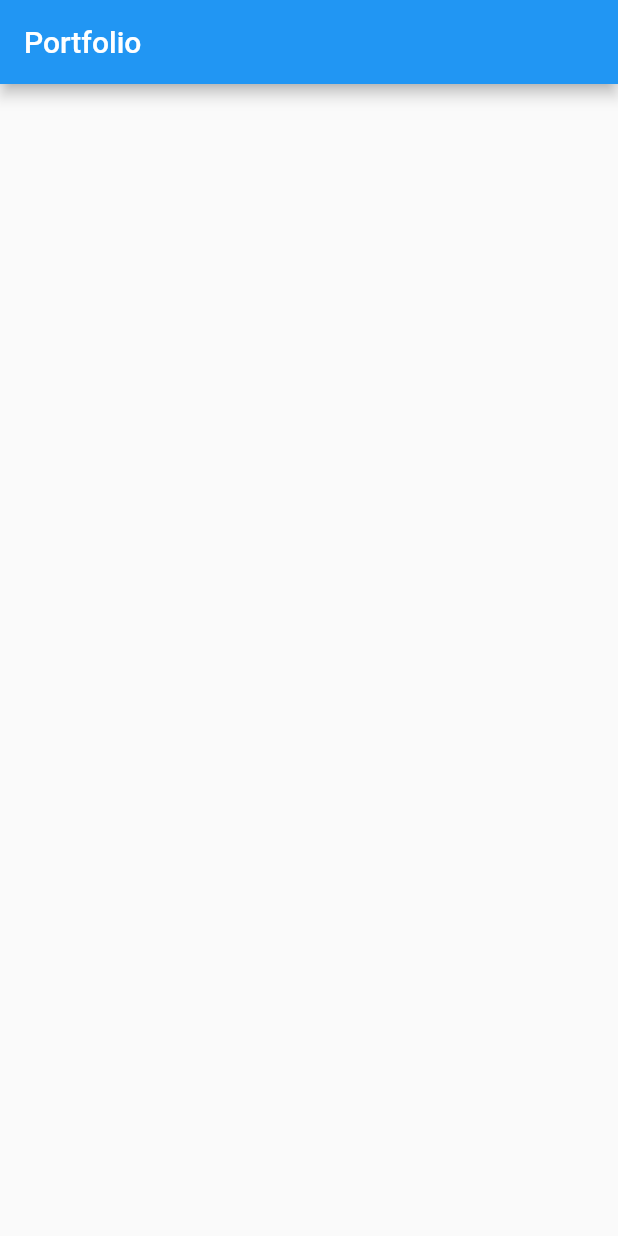
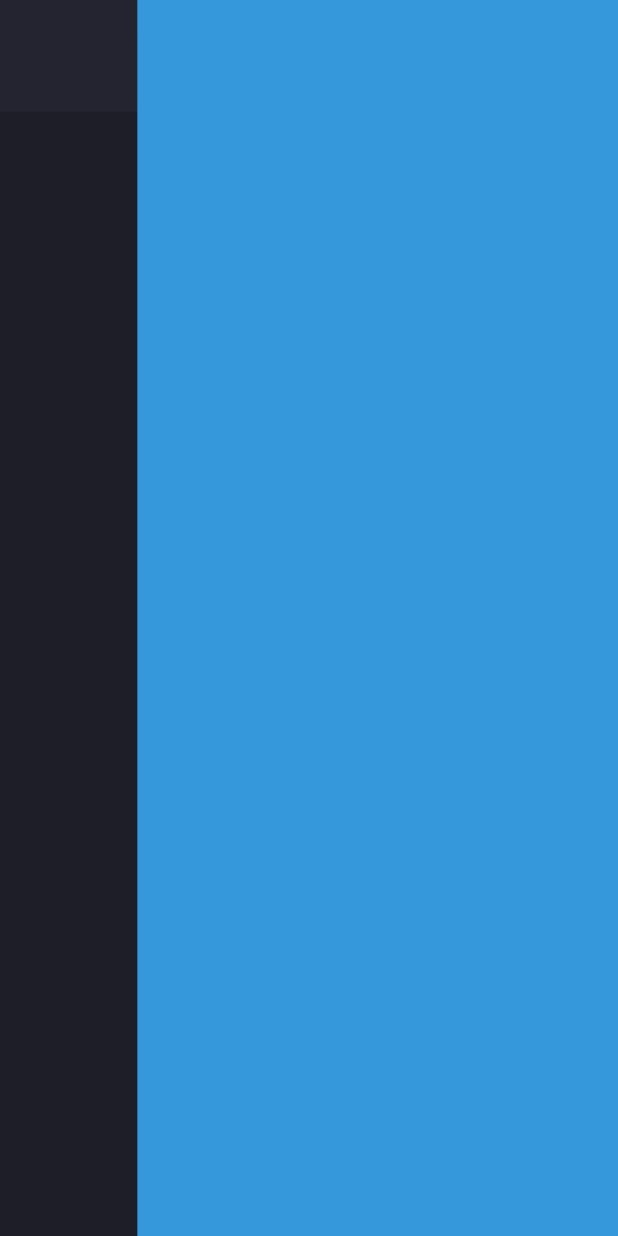
Before and after one commit to Md-Sifatullah617/my_portfolio_website, a Flutter app: the screen it shows after launch, on a phone screen of 412 x 824 dp. Run offline on Flutter 3.47's test engine with Material 2 defaults, Android fonts, the phone set to English and light mode, and no system bars; our stand-ins replace google_fonts.

Commit message:
media added

```diff
--- /dev/null
+++ b/lib/constents.dart
@@ -0,0 +1,25 @@
+import 'package:flutter/material.dart';
+
+
+
+//customised color style
+const primaryColor = Color(0xffffc107);
+const secondaryColor = Color(0xff242430);
+const darkColor = Color(0xff191923);
+const bodyTextColor = Color(0xff8b8b8d);
+const bgColor = Color(0xff1e1e28);
+
+const colorRed = Color.fromRGBO(231, 28, 36, 1);
+const colorDark = Color.fromRGBO(136, 28, 32, 1);
+const colorGreen = Color.fromRGBO(33, 191, 115, 1);
+const colorBlue = Color.fromRGBO(52, 152, 219, 1);
+const colorOrange = Color.fromRGBO(230, 126, 34, 1);
+const colorWhite = Color.fromRGBO(255, 255, 255, 1);
+const colorDarkBlue = Color.fromRGBO(44, 62, 80, 1);
+const colorLightGray = Color.fromRGBO(135, 142, 150, 1);
+const colorLight = Color.fromRGBO(211, 211, 211, 1);
+
+
+const defaultPadding = 20.0;
+const defaultDuration = Duration(seconds: 1);
+const maxWidth = 1440.0;
--- a/lib/homepage.dart
+++ b/lib/homepage.dart
@@ -1,4 +1,5 @@
 import 'package:flutter/material.dart';
+import 'package:my_portfolio_website/constents.dart';
 
 class MyHomePage extends StatefulWidget {
   const MyHomePage({super.key});
@@ -11,8 +12,39 @@ class _MyHomePageState extends State<MyHomePage> {
   @override
   Widget build(BuildContext context) {
     return Scaffold(
-      appBar: AppBar(title: const Text('Portfolio')),
-
+      body: Center(
+        child: Container(
+          constraints: const BoxConstraints(maxWidth: maxWidth),
+          child: Row(
+            children: [
+              Expanded(
+                flex: 2,
+                child: Drawer(
+                  child: Column(
+                    children: [
+                      AspectRatio(
+                        aspectRatio: 1.23,
+                        child: Container(
+                          color: const Color(0xff242430),
+                          child: Column(
+                            children: [],
+                          ),
+                        ),
+                      )
+                    ],
+                  ),
+                ),
+              ),
+              Expanded(
+                flex: 7,
+                child: Container(
+                  color: colorBlue,
+                ),
+              )
+            ],
+          ),
+        ),
+      ),
     );
   }
 }
--- a/lib/main.dart
+++ b/lib/main.dart
@@ -1,4 +1,6 @@
 import 'package:flutter/material.dart';
+import 'package:google_fonts/google_fonts.dart';
+import 'package:my_portfolio_website/constents.dart';
 
 import 'homepage.dart';
 
@@ -15,9 +17,15 @@ class MyApp extends StatelessWidget {
     return MaterialApp(
       debugShowCheckedModeBanner: false,
       title: 'Portfolio of Md. Sifatullah',
-      theme: ThemeData(
-        primarySwatch: Colors.blue,
-      ),
+      theme: ThemeData.dark().copyWith(
+          primaryColor: primaryColor,
+          scaffoldBackgroundColor: bgColor,
+          canvasColor: bgColor,
+          textTheme: GoogleFonts.poppinsTextTheme(Theme.of(context).textTheme)
+              .apply(bodyColor: colorWhite)
+              .copyWith(
+                  bodyText1: const TextStyle(color: bodyTextColor),
+                  bodyText2: const TextStyle(color: bodyTextColor))),
       home: const MyHomePage(),
     );
   }
```
Also changed, not shown: lib/projects.dart (added), pubspec.lock, 1 other file.
